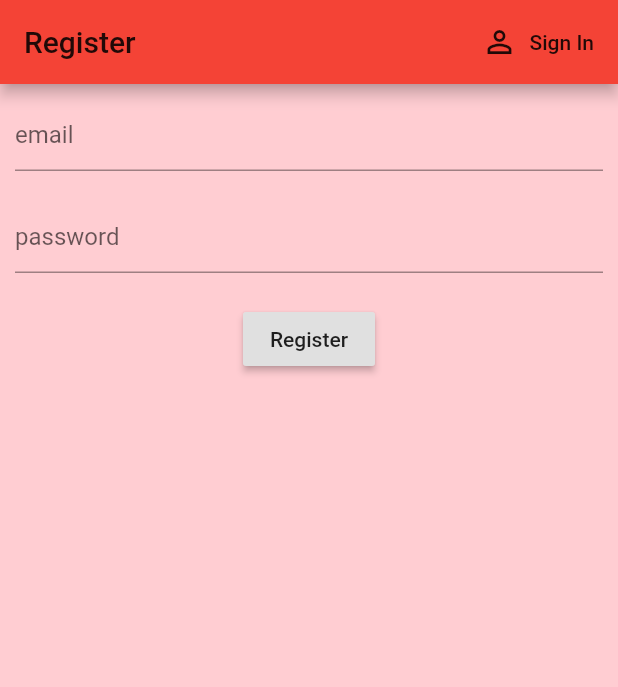
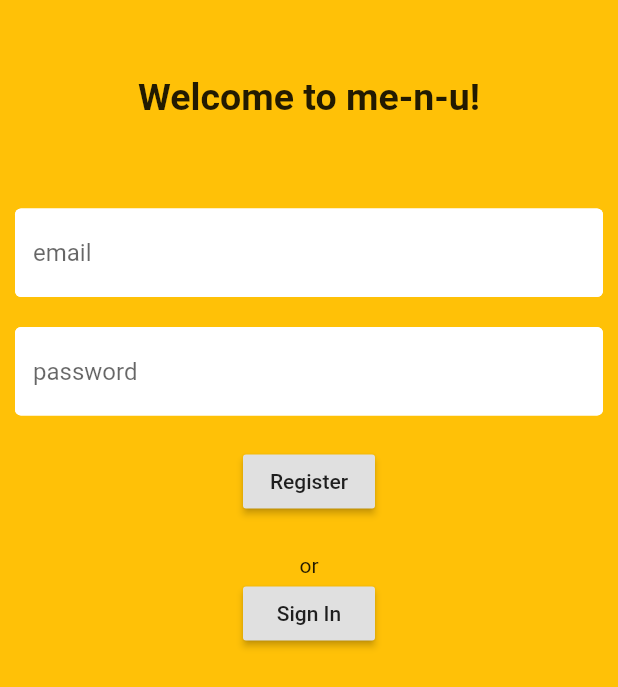
Before and after one commit to opheeelia/menu, a Flutter app: the screen it shows after launch, after a tap on "Sign In", after a tap on "Register", on a phone screen of 412 x 824 dp. Shown: the top 687 px of the screen. Run offline on Flutter 3.47's test engine with Material 2 defaults, Android fonts, the phone set to English and light mode, and no system bars; our stand-ins replace cloud_firestore, firebase_auth; accounts and stored records are empty; Roboto replaces fonts that are missing (Source Sans Pro).

Commit message:
edit signin/reg style, include images

```diff
--- a/lib/screens/authenticate/register.dart
+++ b/lib/screens/authenticate/register.dart
@@ -23,27 +23,25 @@ class _RegisterState extends State<Register> {
   @override
   Widget build(BuildContext context) {
     return Scaffold(
-      backgroundColor: Colors.red[100],
-      appBar: AppBar(
-        backgroundColor: Colors.red,
-        title: Text('Register'),
-        actions: <Widget>[
-          FlatButton.icon(
-            icon: Icon(Icons.person_outline),
-            label: Text('Sign In'),
-            onPressed: () => widget.toggleAuthView,
-          )
-        ],
-      ),
+      backgroundColor: Colors.amber,
       body: Form(
         key: _formKey,
         child: Column(
           children: <Widget>[
             Container(
+              margin: const EdgeInsets.symmetric(vertical:50.0),
+              child: Text('Welcome to me-n-u!', style: TextStyle(fontWeight: FontWeight.bold, fontSize: 25),),
+            ),
+            Container(
               margin: EdgeInsets.all(10),
               child:
               TextFormField(
-                decoration: InputDecoration(hintText: 'email'),
+                decoration: InputDecoration(
+                    hintText: 'email',
+                    fillColor: Colors.white,
+                    filled: true,
+                    enabledBorder: OutlineInputBorder(borderSide: BorderSide(color: Colors.white, width: 2))
+                ),
                 validator: (val) => val.contains('@') && val.isNotEmpty ? null : 'Must be a valid email address',
                 onChanged: (val){
                   setState(() {
@@ -55,7 +53,12 @@ class _RegisterState extends State<Register> {
             Container(
               margin: EdgeInsets.all(10),
               child: TextFormField(
-                decoration: InputDecoration(hintText: 'password'),
+                decoration: InputDecoration(
+                    hintText: 'password',
+                    fillColor: Colors.white,
+                    filled: true,
+                    enabledBorder: OutlineInputBorder(borderSide: BorderSide(color: Colors.white, width: 2))
+                ),
                 validator: (val) => val.length >= 6 ? null : 'Password must be at least 6 characters',
                 obscureText: true,
                 onChanged: (val){
@@ -88,6 +91,11 @@ class _RegisterState extends State<Register> {
                 color: Colors.red,
               ),
             ),
+            Text('or'),
+            RaisedButton(
+              child: Text('Sign In'),
+              onPressed: () => widget.toggleAuthView(),
+            ),
           ],
         ),
       ),
--- a/lib/screens/authenticate/sign_in.dart
+++ b/lib/screens/authenticate/sign_in.dart
@@ -23,22 +23,16 @@ class _SignInState extends State<SignIn> {
   @override
   Widget build(BuildContext context) {
     return Scaffold(
-      backgroundColor: Colors.red[100],
-      appBar: AppBar(
-        backgroundColor: Colors.red,
-        title: Text('Sign In'),
-        actions: <Widget>[
-          FlatButton.icon(
-            icon: Icon(Icons.person_outline),
-            label: Text('Register'),
-            onPressed: () => widget.toggleAuthView(),
-          )
-        ],
-      ),
+      backgroundColor: Colors.amber,
       body: Form(
         key: _formKey,
         child: Column(
           children: <Widget>[
+            Container(
+                height: 200,
+                width: 300,
+                margin: new EdgeInsets.only(top: 100.0, bottom: 20.0),
+                child: Image.asset('assets/images/fake-logo.jpg')),
             Container(
               margin: EdgeInsets.all(10),
               child:
@@ -98,6 +92,11 @@ class _SignInState extends State<SignIn> {
                 fontSize: 12,
               ),
             ),
+            Text('or'),
+            RaisedButton(
+              child: Text('Register'),
+              onPressed: () => widget.toggleAuthView(),
+            ),
           ],
         ),
       ),
--- a/pubspec.yaml
+++ b/pubspec.yaml
@@ -53,6 +53,8 @@ flutter:
   # assets:
   #   - images/a_dot_burr.jpeg
   #   - images/a_dot_ham.jpeg
+  assets:
+    - assets/images/
 
   # An image asset can refer to one or more resolution-specific "variants", see
   # https://flutter.dev/assets-and-images/#resolution-aware.
```
Also changed, not shown: assets/images/fake-logo.jpg (added).
